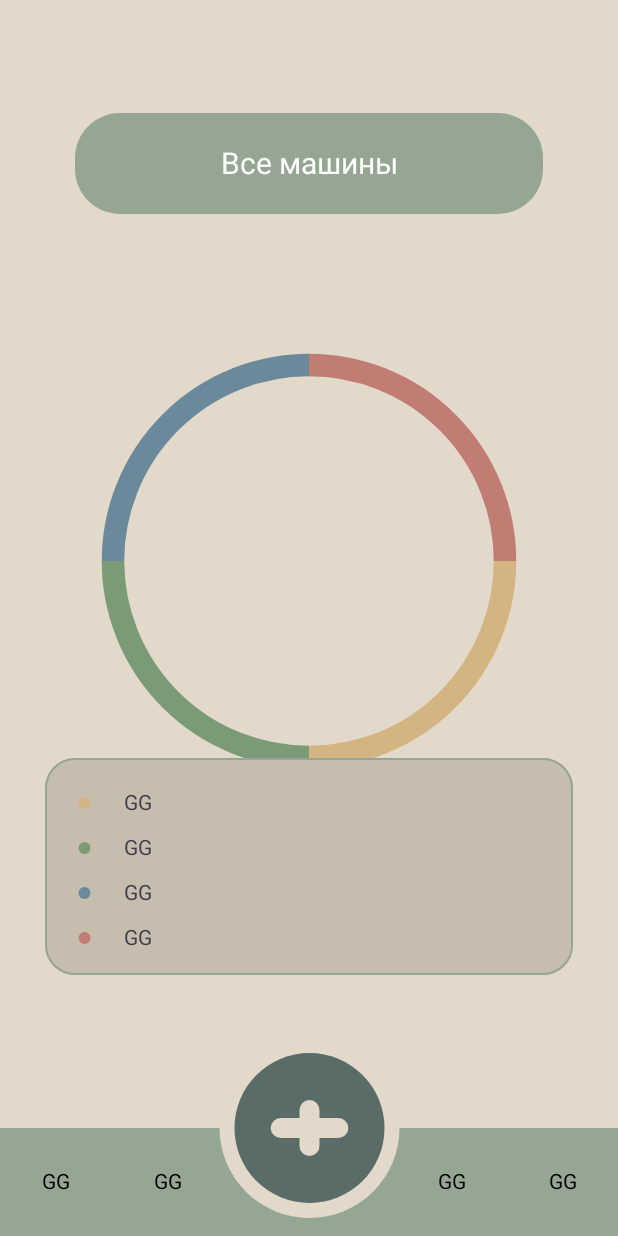
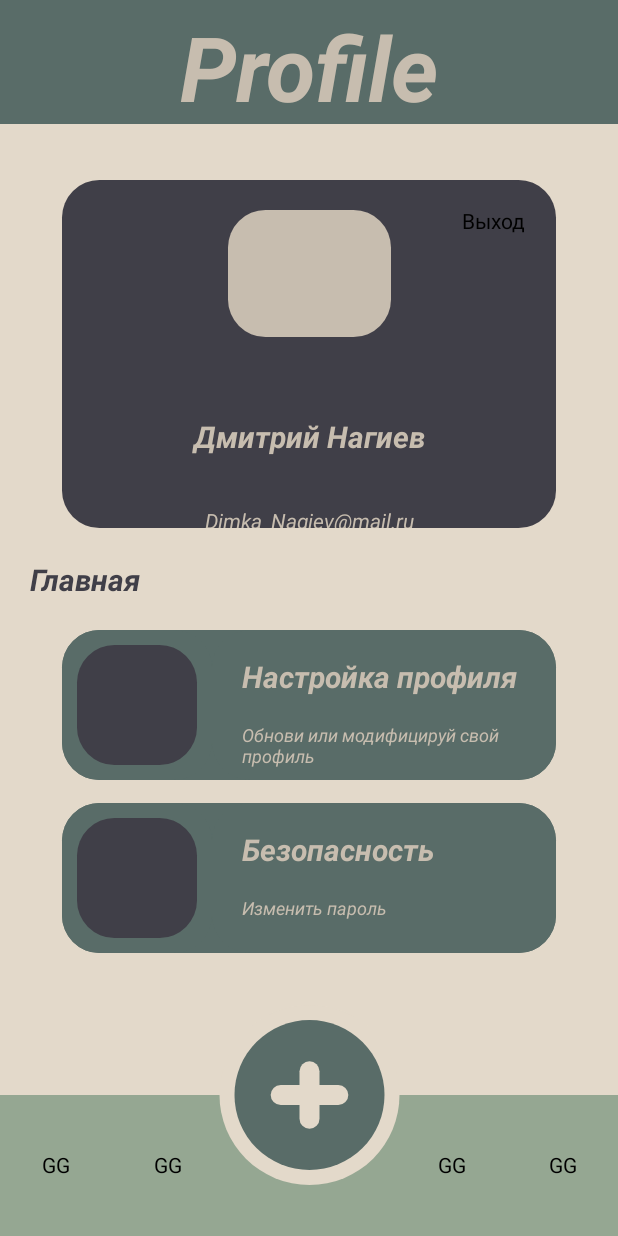
Before and after one commit to Golovakhin/SGMAuto-AutoTrecker, an Android app built with Jetpack Compose: the screen it shows after launch (MainActivity), on a phone screen of 412 x 824 dp. Run offline under Robolectric (Android 15) with nearby library versions, the phone set to English and light mode, and no system bars.

Commit message:
Экран профиля

```diff
--- a/app/src/main/java/com/example/sgmautotreckerapp/MainActivity.kt
+++ b/app/src/main/java/com/example/sgmautotreckerapp/MainActivity.kt
@@ -24,6 +24,7 @@ import androidx.compose.ui.text.style.TextDirection.Companion.Content
 import androidx.compose.ui.tooling.preview.Preview
 import androidx.compose.ui.unit.dp
 import com.example.sgmautotreckerapp.screens.Content
+import com.example.sgmautotreckerapp.screens.Profile
 import com.example.sgmautotreckerapp.screens.Registration
 import com.example.sgmautotreckerapp.screens.login
 import com.example.sgmautotreckerapp.ui.theme.SGMAutoTreckerAppTheme
@@ -34,7 +35,7 @@ class MainActivity : ComponentActivity() {
         super.onCreate(savedInstanceState)
         enableEdgeToEdge()
         setContent {
-            Content()
+            Profile()
         }
     }
 }
--- a/app/src/main/java/com/example/sgmautotreckerapp/screens/Analysis.kt
+++ b/app/src/main/java/com/example/sgmautotreckerapp/screens/Analysis.kt
@@ -26,7 +26,6 @@ import androidx.compose.ui.graphics.StrokeCap
 import androidx.compose.ui.graphics.drawscope.Stroke
 import androidx.compose.ui.unit.dp
 import androidx.compose.ui.unit.sp
-import androidx.navigation.Navigation
 import com.example.sgmautotreckerapp.Segment
 import com.example.sgmautotreckerapp.commonfunction.Background
 import com.example.sgmautotreckerapp.commonfunction.Navigation
--- /dev/null
+++ b/app/src/main/java/com/example/sgmautotreckerapp/screens/Profile.kt
@@ -0,0 +1,218 @@
+package com.example.sgmautotreckerapp.screens
+
+import androidx.compose.foundation.background
+import androidx.compose.foundation.layout.Arrangement
+import androidx.compose.foundation.layout.Box
+import androidx.compose.foundation.layout.Column
+import androidx.compose.foundation.layout.Row
+import androidx.compose.foundation.layout.Spacer
+import androidx.compose.foundation.layout.aspectRatio
+import androidx.compose.foundation.layout.fillMaxHeight
+import androidx.compose.foundation.layout.fillMaxSize
+import androidx.compose.foundation.layout.fillMaxWidth
+import androidx.compose.foundation.layout.height
+import androidx.compose.foundation.layout.padding
+import androidx.compose.foundation.shape.RoundedCornerShape
+import androidx.compose.material3.Card
+import androidx.compose.material3.Text
+import androidx.compose.runtime.Composable
+import androidx.compose.ui.Alignment
+import androidx.compose.ui.Modifier
+import androidx.compose.ui.draw.clip
+import androidx.compose.ui.graphics.Color
+import androidx.compose.ui.graphics.Shape
+import androidx.compose.ui.text.font.FontStyle
+import androidx.compose.ui.text.font.FontWeight
+import androidx.compose.ui.unit.dp
+import androidx.compose.ui.unit.sp
+import com.example.sgmautotreckerapp.commonfunction.Background
+import com.example.sgmautotreckerapp.commonfunction.Navigation
+import com.example.sgmautotreckerapp.ui.theme.advanceLight
+import com.example.sgmautotreckerapp.ui.theme.backgroundAdvanceLight
+import com.example.sgmautotreckerapp.ui.theme.fontLight
+import com.example.sgmautotreckerapp.ui.theme.mainLight
+
+
+@Composable
+public fun Header_Profile() {
+    Box(modifier = Modifier
+        .background(color = mainLight)
+        .fillMaxWidth()
+        .fillMaxHeight(0.10f),
+
+        Alignment.BottomCenter
+    ) {
+        Text(text = "Profile",fontSize = 60.sp,color =backgroundAdvanceLight, fontWeight = FontWeight.Bold, fontStyle = FontStyle.Italic)
+    }
+}
+
+@Composable
+public fun Info_Profile() {
+    Spacer(Modifier
+        .fillMaxHeight(0.05f))
+    Row(modifier = Modifier
+        .fillMaxWidth()
+        .fillMaxHeight(0.33f),
+
+        horizontalArrangement = Arrangement.Center
+
+    ) {
+        Box(Modifier
+            .fillMaxHeight()
+            .fillMaxWidth(0.8f)
+            .background(color = fontLight, shape = RoundedCornerShape(25.dp)),
+            contentAlignment = Alignment.TopCenter
+
+        ){
+            Row(Modifier
+                .fillMaxHeight()
+                .fillMaxWidth(),
+                horizontalArrangement = Arrangement.End) {
+                Text(text = "Выход", Modifier.padding(top = 20.dp, end = 20.dp))
+
+            }
+            Column(Modifier
+                .padding(top = 20.dp)
+                .fillMaxHeight(0.4f)
+                .fillMaxWidth(0.33f)
+                .background(color = backgroundAdvanceLight, shape = RoundedCornerShape(25.dp)))
+            {
+
+
+            }
+            Column(Modifier
+                .padding(top = 160.dp)) {
+                Text("Дмитрий Нагиев",fontSize = 20.sp,color =backgroundAdvanceLight, fontWeight = FontWeight.Bold, fontStyle = FontStyle.Italic)
+
+            }
+            Column(Modifier
+                .padding(top = 220.dp)) {
+                Text("Dimka_Nagiev@mail.ru",fontSize = 14.sp,color =backgroundAdvanceLight, fontStyle = FontStyle.Italic)
+            }
+
+
+        }
+
+    }
+
+}
+
+
+@Composable
+public fun Text_Profile(){
+    Spacer(Modifier
+        .fillMaxHeight(0.05f))
+    Text("Главная", Modifier.padding(start = 20.dp), color = fontLight, fontWeight = FontWeight.Bold,fontSize = 20.sp, fontStyle = FontStyle.Italic)
+}
+
+@Composable
+public fun Button_Profile1(){
+    Spacer(Modifier
+        .fillMaxHeight(0.05f))
+    Row(modifier = Modifier
+        .fillMaxWidth()
+        .height(100.dp),
+
+        horizontalArrangement = Arrangement.Center
+
+    ) {
+        Row(Modifier
+            .fillMaxHeight()
+            .fillMaxWidth(0.8f)
+            .background(color = mainLight, shape = RoundedCornerShape(25.dp)),)
+        {
+            Column(modifier = Modifier
+                .aspectRatio(1f)
+                .fillMaxHeight()
+                .background(color = mainLight, shape = RoundedCornerShape(25.dp)),
+                Arrangement.Center, Alignment.CenterHorizontally) {
+                Box(Modifier
+                    .fillMaxHeight(0.8f)
+                    .fillMaxWidth(0.8f)
+                    .background(color = fontLight,shape = RoundedCornerShape(25.dp)))
+
+                {
+
+                }
+
+            }
+            Column(modifier = Modifier
+                .fillMaxWidth()
+                .fillMaxHeight()
+                .background(color = mainLight , shape = RoundedCornerShape(25.dp)),
+            ) {
+                Text("Настройка профиля", Modifier.padding(top = 20.dp, start = 20.dp), color = backgroundAdvanceLight, fontWeight = FontWeight.Bold,fontSize = 20.sp, fontStyle = FontStyle.Italic)
+                Text("Обнови или модифицируй свой профиль", Modifier.padding(top = 20.dp, start = 20.dp), color = backgroundAdvanceLight,fontSize = 12.sp, fontStyle = FontStyle.Italic)
+
+            }
+
+        }
+
+
+    }
+
+
+}
+
+@Composable
+public fun Button_Profile2(){
+    Spacer(Modifier
+        .fillMaxHeight(0.05f))
+    Row(modifier = Modifier
+        .fillMaxWidth()
+        .height(100.dp),
+
+        horizontalArrangement = Arrangement.Center
+
+    ) {
+        Row(Modifier
+            .fillMaxHeight()
+            .fillMaxWidth(0.8f)
+            .background(color = mainLight, shape = RoundedCornerShape(25.dp)),)
+        {
+            Column(modifier = Modifier
+                .aspectRatio(1f)
+                .fillMaxHeight()
+                .background(color = mainLight, shape = RoundedCornerShape(25.dp)),
+                Arrangement.Center, Alignment.CenterHorizontally) {
+                Box(Modifier
+                    .fillMaxHeight(0.8f)
+                    .fillMaxWidth(0.8f)
+                    .background(color = fontLight,shape = RoundedCornerShape(25.dp)))
+
+                {
+
+                }
+
+            }
+            Column(modifier = Modifier
+                .fillMaxWidth()
+                .fillMaxHeight()
+                .background(color = mainLight , shape = RoundedCornerShape(25.dp)),
+            ) {
+                Text("Безопасность", Modifier.padding(top = 20.dp, start = 20.dp), color = backgroundAdvanceLight, fontWeight = FontWeight.Bold,fontSize = 20.sp, fontStyle = FontStyle.Italic)
+                Text("Изменить пароль", Modifier.padding(top = 20.dp, start = 20.dp), color = backgroundAdvanceLight,fontSize = 12.sp, fontStyle = FontStyle.Italic)
+
+            }
+
+        }
+
+
+    }
+
+
+}
+
+
+@Composable
+public fun Profile(){
+    Background()
+    Column {
+        Header_Profile()
+        Info_Profile()
+        Text_Profile()
+        Button_Profile1()
+        Button_Profile2()
+        Navigation()
+    }
+}
```
